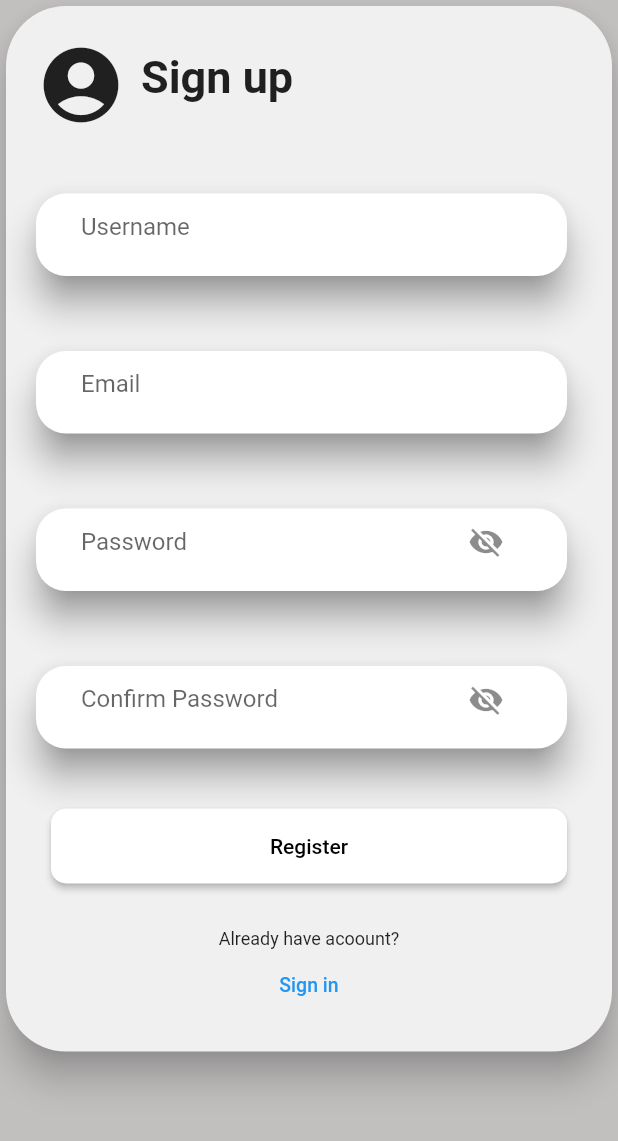
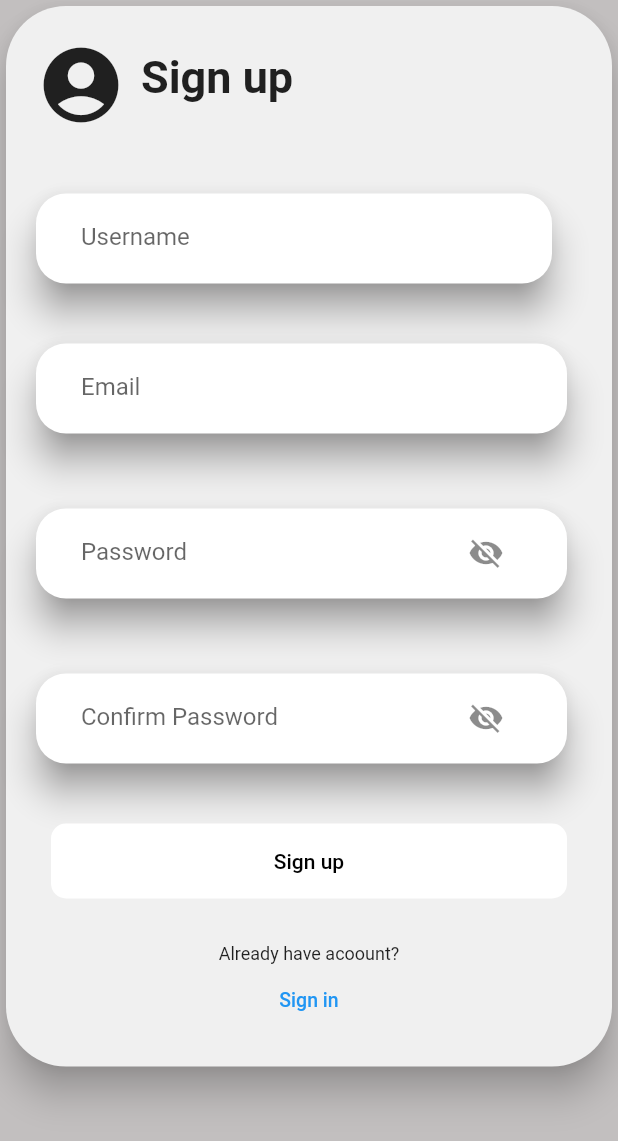
Before and after one commit to Fariszz/Financial-Planning-App, a Flutter app: the screen it shows after launch, on a phone screen of 412 x 824 dp. Shown: the top 1141 px of the screen. Run offline on Flutter 3.47's test engine with Material 2 defaults, Android fonts, the phone set to English and light mode, and no system bars; our stand-ins replace font_awesome_flutter; accounts and stored records are empty.

Commit message:
Register error

```diff
--- a/mobile/lib/Page/LoginScrenn.dart
+++ b/mobile/lib/Page/LoginScrenn.dart
@@ -1,6 +1,6 @@
 import 'package:flutter/material.dart';
 import 'package:font_awesome_flutter/font_awesome_flutter.dart';
-import 'package:mobile/Page/RegisterPage.dart';
+import 'package:mobile/Page/RegisterScrenn.dart';
 
 bool isVisible = false;
 
@@ -217,7 +217,7 @@ class _LoginScreenState extends State<LoginScreen> {
               RoundedRectangleBorder(borderRadius: BorderRadius.circular(20)),
           elevation: 10,
           child: Container(
-            padding: EdgeInsets.only(left: 10, right: 30),
+            padding: EdgeInsets.only(left: 30, right: 30),
             child: Column(
               children: [
                 TextFormField(
--- a/mobile/lib/Page/RegisterPage.dart
+++ b/mobile/lib/Page/RegisterScrenn.dart
@@ -2,46 +2,45 @@ import 'package:flutter/material.dart';
 import 'package:mobile/Page/LoginScrenn.dart';
 import 'dart:convert';
 import 'package:http/http.dart' as http;
+import 'package:mobile/providers/auth_provider.dart';
+import 'package:provider/provider.dart';
 
 bool isVisible = false;
 bool isVisible2 = false;
-
-final TextEditingController passwordController = TextEditingController();
-
-String password = "";
+bool isLoading = false;
 
 class RegisterScreen extends StatefulWidget {
   const RegisterScreen({Key? key}) : super(key: key);
-
-  final String url = 'http://localhost:10.0.2.2/api/v1/register';
-
-  getRegister() async {
-    var response = await http.get(Uri.parse(url));
-    print(json.decode(response.body));
-    return json.decode(response.body);
-  }
 
   @override
   State<RegisterScreen> createState() => _RegisterScreenState();
 }
 
 class _RegisterScreenState extends State<RegisterScreen> {
-  TextEditingController nameController = TextEditingController();
-  TextEditingController emailController = TextEditingController();
-  TextEditingController passwordController = TextEditingController();
-  TextEditingController confirmPasswordController = TextEditingController();
-
-  register() {
-    var dataRegister = {
-      "name": nameController.text,
-      "email": emailController.text,
-      "password": passwordController.text,
-      "confirmPassword": confirmPasswordController.text
-    };
-  }
+  TextEditingController nameController = TextEditingController(text: '');
+  TextEditingController emailController = TextEditingController(text: '');
+  TextEditingController passwordController = TextEditingController(text: '');
+  TextEditingController password_confirmationController = TextEditingController(text: '');
 
   @override
   Widget build(BuildContext context) {
+    AuthProvider authProvider = Provider.of<AuthProvider>(context);
+
+    handleSignUp() async {
+      if (await authProvider.register(
+          name: nameController.text,
+          email: emailController.text,
+          password: passwordController.text,
+          password_confirmation: password_confirmationController.text)) {
+        Navigator.push(
+            context, MaterialPageRoute(builder: (context) => LoginScreen()));
+      }
+      print(nameController.text);
+      print(emailController.text);
+      print(passwordController.text);
+      print(password_confirmationController.text);
+    }
+
     return MaterialApp(
         home: Scaffold(
             backgroundColor: Color.fromARGB(255, 194, 191, 191),
@@ -96,24 +95,17 @@ class _RegisterScreenState extends State<RegisterScreen> {
                             height: 70,
                             padding: const EdgeInsets.only(
                                 top: 20, left: 30, right: 30),
-                            child: ElevatedButton(
+                            child: TextButton(
+                              onPressed: handleSignUp,
                               child: Row(
                                 mainAxisAlignment: MainAxisAlignment.center,
                                 children: const [
                                   Text(
-                                    "Register",
+                                    "Sign up",
                                     style: TextStyle(color: Colors.black),
                                   ),
                                 ],
                               ),
-                              onPressed: () {
-                                Navigator.pushReplacement(context,
-                                    MaterialPageRoute(
-                                  builder: (context) {
-                                    return const LoginScreen();
-                                  },
-                                ));
-                              },
                               style: ElevatedButton.styleFrom(
                                 primary: Colors.white,
                                 shape: RoundedRectangleBorder(
@@ -150,7 +142,176 @@ class _RegisterScreenState extends State<RegisterScreen> {
             )));
   }
 
-  Container SigninButton() {
+  InputUsername() {
+    return Padding(
+      padding: const EdgeInsets.only(top: 20, left: 10, right: 20, bottom: 10),
+      child: Container(
+        height: 60,
+        child: Card(
+          shadowColor: Color.fromARGB(255, 117, 115, 115),
+          margin: const EdgeInsets.only(
+            left: 10,
+            right: 20,
+          ),
+          shape:
+              RoundedRectangleBorder(borderRadius: BorderRadius.circular(20)),
+          elevation: 10,
+          child: Container(
+            padding: const EdgeInsets.only(
+              left: 30,
+              right: 30,
+            ),
+            child: Column(
+              children: [
+                TextFormField(
+                  controller: nameController,
+                  decoration: const InputDecoration(
+                    labelText: 'Username',
+                    border: InputBorder.none,
+                    focusedBorder: InputBorder.none,
+                  ),
+                ),
+              ],
+            ),
+          ),
+        ),
+      ),
+    );
+  }
+
+  InputEmail() {
+    return Padding(
+      padding: const EdgeInsets.only(top: 30, left: 10, right: 10, bottom: 20),
+      child: Container(
+        height: 60,
+        child: Card(
+          shadowColor: Color.fromARGB(255, 117, 115, 115),
+          margin: const EdgeInsets.only(
+            left: 10,
+            right: 20,
+          ),
+          shape:
+              RoundedRectangleBorder(borderRadius: BorderRadius.circular(20)),
+          elevation: 10,
+          child: Container(
+            padding: EdgeInsets.only(left: 30, right: 30),
+            child: Column(
+              children: [
+                TextFormField(
+                  controller: emailController,
+                  decoration: const InputDecoration(
+                    labelText: 'Email',
+                    border: InputBorder.none,
+                    focusedBorder: InputBorder.none,
+                  ),
+                ),
+              ],
+            ),
+          ),
+        ),
+      ),
+    );
+  }
+
+  InputPassword(String label) {
+    return Padding(
+      padding: const EdgeInsets.only(top: 30, left: 10, right: 10, bottom: 20),
+      child: Container(
+        height: 60,
+        child: Card(
+          shadowColor: Color.fromARGB(255, 117, 115, 115),
+          margin: const EdgeInsets.only(
+            left: 10,
+            right: 20,
+          ),
+          shape:
+              RoundedRectangleBorder(borderRadius: BorderRadius.circular(20)),
+          elevation: 10,
+          child: Container(
+            padding: EdgeInsets.only(left: 30, right: 30),
+            child: Column(
+              children: [
+                TextFormField(
+                  controller: passwordController,
+                  decoration: InputDecoration(
+                    labelText: label,
+                    border: InputBorder.none,
+                    focusedBorder: InputBorder.none,
+                    suffixIcon: IconButton(
+                      icon: Icon(
+                          isVisible ? Icons.visibility : Icons.visibility_off),
+                      onPressed: () {
+                        setState(
+                          () {
+                            isVisible = !isVisible;
+                          },
+                        );
+                      },
+                    ),
+                  ),
+                  obscureText: !isVisible,
+                  keyboardType: TextInputType.text,
+
+                  // onSaved: (str) {
+                  //   password = str.toString();
+                  // }
+                ),
+              ],
+            ),
+          ),
+        ),
+      ),
+    );
+  }
+
+  ReInputPassword(String label) {
+    return Padding(
+      padding: const EdgeInsets.only(top: 30, left: 10, right: 10, bottom: 20),
+      child: Container(
+        height: 60,
+        child: Card(
+          shadowColor: Color.fromARGB(255, 117, 115, 115),
+          margin: const EdgeInsets.only(
+            left: 10,
+            right: 20,
+          ),
+          shape:
+              RoundedRectangleBorder(borderRadius: BorderRadius.circular(20)),
+          elevation: 10,
+          child: Container(
+            padding: EdgeInsets.only(left: 30, right: 30),
+            child: Column(
+              children: [
+                TextFormField(
+                  controller: password_confirmationController,
+                  decoration: InputDecoration(
+                    labelText: label,
+                    border: InputBorder.none,
+                    focusedBorder: InputBorder.none,
+                    suffixIcon: IconButton(
+                      icon: Icon(
+                          isVisible2 ? Icons.visibility : Icons.visibility_off),
+                      onPressed: () {
+                        setState(
+                          () {
+                            isVisible2 = !isVisible2;
+                          },
+                        );
+                      },
+                    ),
+                  ),
+                  obscureText: !isVisible2,
+                  keyboardType: TextInputType.text,
+                ),
+              ],
+            ),
+          ),
+        ),
+      ),
+    );
+  }
+
+  SigninButton() {
     return Container(
       margin: const EdgeInsets.only(bottom: 20),
       width: double.infinity,
@@ -169,187 +330,4 @@ class _RegisterScreenState extends State<RegisterScreen> {
       ),
     );
   }
-
-  Padding InputUsername() {
-    return Padding(
-      padding: const EdgeInsets.only(top: 20, left: 10, right: 10, bottom: 20),
-      child: Container(
-        height: 55,
-        child: Card(
-          shadowColor: Color.fromARGB(255, 117, 115, 115),
-          margin: const EdgeInsets.only(
-            left: 10,
-            right: 20,
-          ),
-          shape:
-              RoundedRectangleBorder(borderRadius: BorderRadius.circular(20)),
-          elevation: 10,
-          child: Container(
-            padding: const EdgeInsets.only(
-              left: 30,
-              right: 30,
-            ),
-            child: Column(
-              children: [
-                Container(
-                  height: 45,
-                  child: TextFormField(
-                    decoration: const InputDecoration(
-                        labelText: 'Username',
-                        border: InputBorder.none,
-                        focusedBorder: InputBorder.none,
-                        hintStyle: TextStyle(fontSize: 13)),
-                  ),
-                ),
-              ],
-            ),
-          ),
-        ),
-      ),
-    );
-  }
-
-  Padding InputEmail() {
-    return Padding(
-      padding: const EdgeInsets.only(top: 30, left: 10, right: 10, bottom: 20),
-      child: Container(
-        height: 55,
-        child: Card(
-          shadowColor: Color.fromARGB(255, 117, 115, 115),
-          margin: const EdgeInsets.only(
-            left: 10,
-            right: 20,
-          ),
-          shape:
-              RoundedRectangleBorder(borderRadius: BorderRadius.circular(20)),
-          elevation: 10,
-          child: Container(
-            padding: EdgeInsets.only(left: 30, right: 30),
-            child: Column(
-              children: [
-                Container(
-                  height: 45,
-                  child: TextFormField(
-                    decoration: const InputDecoration(
-                        labelText: 'Email',
-                        border: InputBorder.none,
-                        focusedBorder: InputBorder.none,
-                        hintStyle: TextStyle(fontSize: 13)),
-                  ),
-                ),
-              ],
-            ),
-          ),
-        ),
-      ),
-    );
-  }
-
-  Padding InputPassword(String label) {
-    return Padding(
-      padding: const EdgeInsets.only(top: 30, left: 10, right: 10, bottom: 20),
-      child: Container(
-        height: 55,
-        child: Card(
-          shadowColor: Color.fromARGB(255, 117, 115, 115),
-          margin: const EdgeInsets.only(
-            left: 10,
-            right: 20,
-          ),
-          shape:
-              RoundedRectangleBorder(borderRadius: BorderRadius.circular(20)),
-          elevation: 10,
-          child: Container(
-            padding: EdgeInsets.only(left: 30, right: 30),
-            child: Column(
-              children: [
-                Container(
-                  height: 45,
-                  child: TextFormField(
-                    // controller: passwordController,
-                    decoration: InputDecoration(
-                      labelText: label,
-                      border: InputBorder.none,
-                      focusedBorder: InputBorder.none,
-                      hintStyle: const TextStyle(fontSize: 13),
-                      suffixIcon: IconButton(
-                        icon: Icon(isVisible
-                            ? Icons.visibility
-                            : Icons.visibility_off),
-                        onPressed: () {
-                          setState(
-                            () {
-                              isVisible = !isVisible;
-                            },
-                          );
-                        },
-                      ),
-                    ),
-                    obscureText: !isVisible,
-                    keyboardType: TextInputType.text,
-
-                    // onSaved: (str) {
-                    //   password = str.toString();
-                    // }
-                  ),
-                ),
-              ],
-            ),
-          ),
-        ),
-      ),
-    );
-  }
-
-  Padding ReInputPassword(String label) {
-    return Padding(
-      padding: const EdgeInsets.only(top: 30, left: 10, right: 10, bottom: 20),
-      child: Container(
-        height: 55,
-        child: Card(
-          shadowColor: Color.fromARGB(255, 117, 115, 115),
-          margin: const EdgeInsets.only(
-            left: 10,
-            right: 20,
-          ),
-          shape:
-              RoundedRectangleBorder(borderRadius: BorderRadius.circular(20)),
-          elevation: 10,
-          child: Container(
-            padding: EdgeInsets.only(left: 30, right: 30),
-            child: Column(
-              children: [
-                Container(
-                  height: 45,
-                  child: TextFormField(
-                    // controller: passwordController2,
-                    decoration: InputDecoration(
-                      labelText: label,
-                      border: InputBorder.none,
-                      focusedBorder: InputBorder.none,
-                      hintStyle: const TextStyle(fontSize: 13),
-                      suffixIcon: IconButton(
-                        icon: Icon(isVisible2
-                            ? Icons.visibility
-                            : Icons.visibility_off),
-                        onPressed: () {
-                          setState(
-                            () {
-                              isVisible2 = !isVisible2;
-                            },
-                          );
-                        },
-                      ),
-                    ),
-                    obscureText: !isVisible2,
-                    keyboardType: TextInputType.text,
-                  ),
-                ),
-              ],
-            ),
-          ),
-        ),
-      ),
-    );
-  }
 }
--- a/mobile/lib/main.dart
+++ b/mobile/lib/main.dart
@@ -1,7 +1,8 @@
 import 'package:flutter/material.dart';
 import 'package:mobile/Page/LoginScrenn.dart';
-import 'package:mobile/Page/RegisterPage.dart';
-import 'package:mobile/Page/Test.dart';
+import 'package:mobile/Page/RegisterScrenn.dart';
+import 'package:mobile/providers/auth_provider.dart';
+import 'package:provider/provider.dart';
 
 void main() {
   runApp(const MyApp());
@@ -12,6 +13,13 @@ class MyApp extends StatelessWidget {
 
   @override
   Widget build(BuildContext context) {
-    return MaterialApp(title: 'Flutter Demo', theme: ThemeData(), home: RegisterScreen());
+    return MultiProvider(
+      providers: [
+        ChangeNotifierProvider(create: (context) => AuthProvider()),
+      ],
+      child: MaterialApp(
+
+         home: RegisterScreen()),
+    );
   }
 }
--- a/mobile/lib/models/user_model.dart
+++ b/mobile/lib/models/user_model.dart
@@ -1,32 +1,36 @@
 class UserModel {
-  int? id;
-  String? email;
-  String? password;
-  String? username;
-  String? token;
+  late int id;
+  late String name;
+  late String email;
+  late String password;
+  late String password_confirmation;
+  late String token;
 
   UserModel({
-    this.id,
-    this.email,
-    this.password,
-    this.username,
-    this.token,
+    required this.id,
+    required this.name,
+    required this.email,
+    required this.password,
+    required this.password_confirmation,
+    required this.token,
   });
 
   UserModel.fromJson(Map<String, dynamic> json) {
     id = json['id'];
+    name = json['name'];
     email = json['email'];
     password = json['password'];
-    username = json['username'];
+    password_confirmation = json['password_confirmation'];
     token = json['token'];
   }
 
   Map<String, dynamic> toJson() {
     return {
       'id': id,
+      'name': name,
       'email': email,
       'passowrd': password,
-      'username': username,
+      'password_confirmation': password_confirmation,
       'token': token,
     };
   }
```
Also changed, not shown: mobile/lib/Page/Test.dart (deleted, +0 -19 lines), mobile/lib/Service/auth_service.dart (added, +33 -0 lines), mobile/lib/providers/auth_provider.dart (added, +36 -0 lines).
